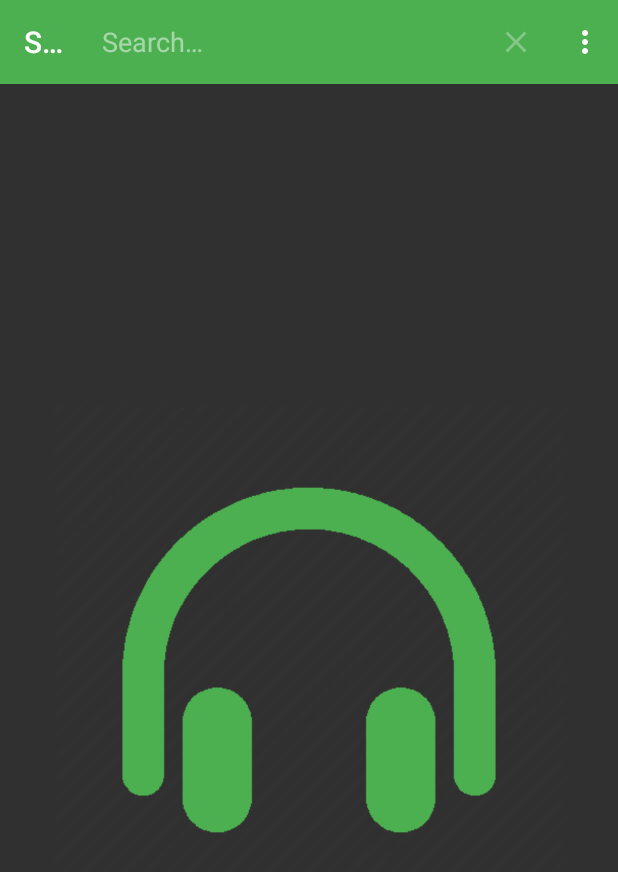
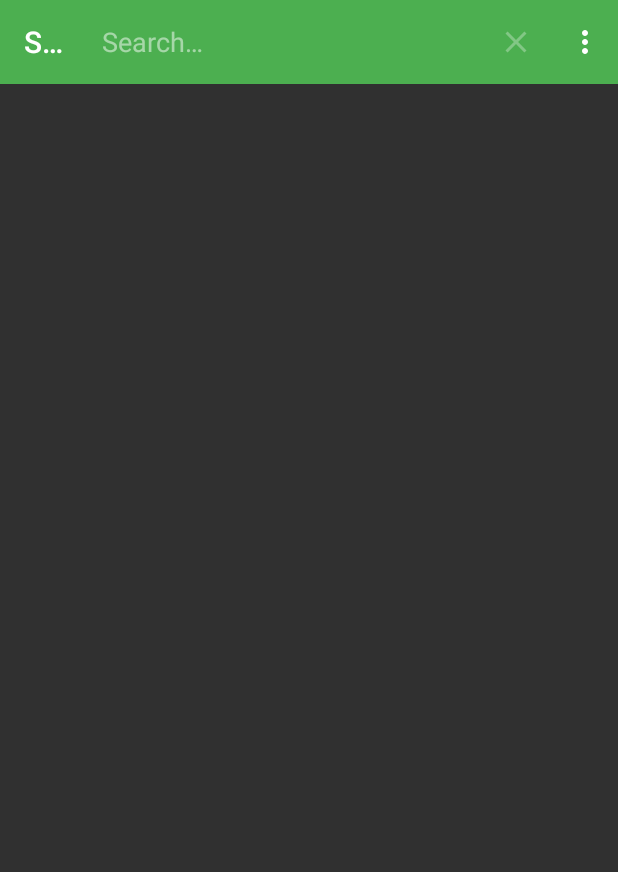
Before and after one commit to ShinobiAoshi/SpotifyStreamer, an Android app: the screen it shows after launch (MainActivity), after a tap on "Search", on a phone screen of 412 x 824 dp. Shown: the top 872 px of the screen. Run offline under Robolectric (Android 15) with nearby library versions, the phone set to English and light mode, and no system bars; our stand-ins replace Picasso; libraries missing offline, so code that uses them is left out: kaaes.spotify.webapi.

Commit message:
remove empty list implementation

```diff
--- a/app/src/main/java/com/spotify/sdliles/samplespotify/UI/ArtistSearchFragment.java
+++ b/app/src/main/java/com/spotify/sdliles/samplespotify/UI/ArtistSearchFragment.java
@@ -23,6 +23,7 @@ import com.spotify.sdliles.samplespotify.Adapters.ArtistAdapter;
 import com.spotify.sdliles.samplespotify.Models.ParcelableArtist;
 import com.spotify.sdliles.samplespotify.R;
 import com.spotify.sdliles.samplespotify.Util.Spotify;
+import com.spotify.sdliles.samplespotify.Util.Utility;
 
 import java.util.ArrayList;
 import java.util.List;
@@ -80,10 +81,6 @@ public class ArtistSearchFragment extends Fragment {
     private void bindValues() {
         mArtistList = (ListView) mRootView.findViewById(R.id.artist_search_list_view);
         mArtistAdapter = new ArtistAdapter(mParentActivity, R.layout.list_artist_search_result, mParcelableArtists);
-        ViewGroup parentGroup = (ViewGroup) mArtistList.getParent();
-        View emptyView = mParentActivity.getLayoutInflater().inflate(R.layout.empty_list, parentGroup, false);
-        parentGroup.addView(emptyView);
-        mArtistList.setEmptyView(emptyView);
         mArtistList.setAdapter(mArtistAdapter);
 
         mArtistList.setOnItemClickListener(new AdapterView.OnItemClickListener() {
@@ -112,9 +109,14 @@ public class ArtistSearchFragment extends Fragment {
 
             @Override
             public boolean onQueryTextSubmit(String query) {
+                if(Utility.hasInternet(mParentActivity.getApplicationContext())) {
                     new FetchArtistsTask().execute(query);
+                } else {
+                    Utility.noInternetToast(mParentActivity.getApplicationContext());
                     searchView.setQuery("", false);
                     searchView.setIconified(true);
+                }
+
                 return true;
             }
 
@@ -162,6 +164,9 @@ public class ArtistSearchFragment extends Fragment {
             if (artistsPager != null) {
 
                 mParcelableArtists = new ArrayList<>();
+                if(artistsPager.artists.items.isEmpty()) {
+                    Utility.noResultsToast(mParentActivity.getApplicationContext());
+                } else {
                     for (Artist artist : artistsPager.artists.items) {
                         ParcelableArtist parcelableArtist = new ParcelableArtist(artist);
                         mParcelableArtists.add(parcelableArtist);
@@ -170,7 +175,9 @@ public class ArtistSearchFragment extends Fragment {
                     mArtistAdapter.clear();
                     mArtistAdapter.addAll(mParcelableArtists);
 
-                if(mProgressDialog != null) {
+                    }
+
+                if (mProgressDialog != null) {
                     mProgressDialog.dismiss();
                 }
             }
--- a/app/src/main/res/layout/empty_list.xml
+++ /dev/null
@@ -1,17 +0,0 @@
-<?xml version="1.0" encoding="utf-8"?>
-<FrameLayout
-        xmlns:android="http://schemas.android.com/apk/res/android"
-        android:id="@+id/emptyView"
-        android:layout_width="match_parent"
-        android:layout_height="match_parent"
-        android:layout_below="@+id/app_bar"
-        android:padding="@dimen/activity_horizontal_margin">
-
-
-    <ImageView
-            android:layout_width="match_parent"
-            android:layout_height="match_parent"
-            android:layout_gravity="center"
-            android:src="@drawable/headphones"/>
-
-</FrameLayout>
```
Also changed, not shown: app/src/main/res/drawable/headphones.png (deleted). Lines whose indentation alone changed are shown as unchanged.
